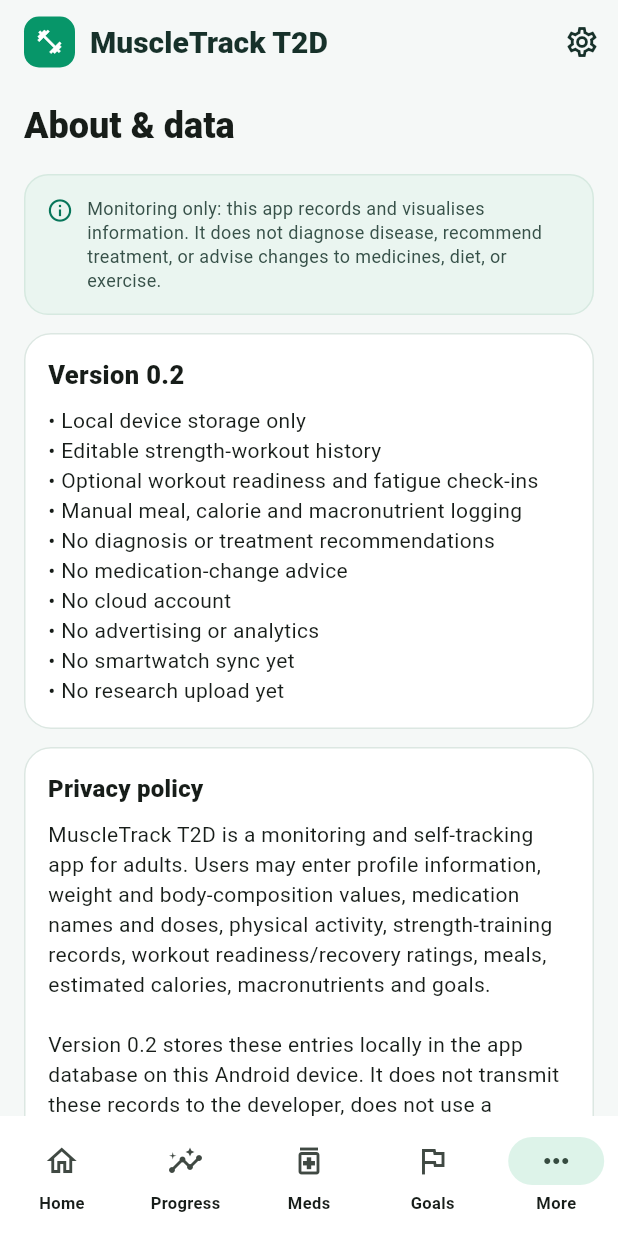
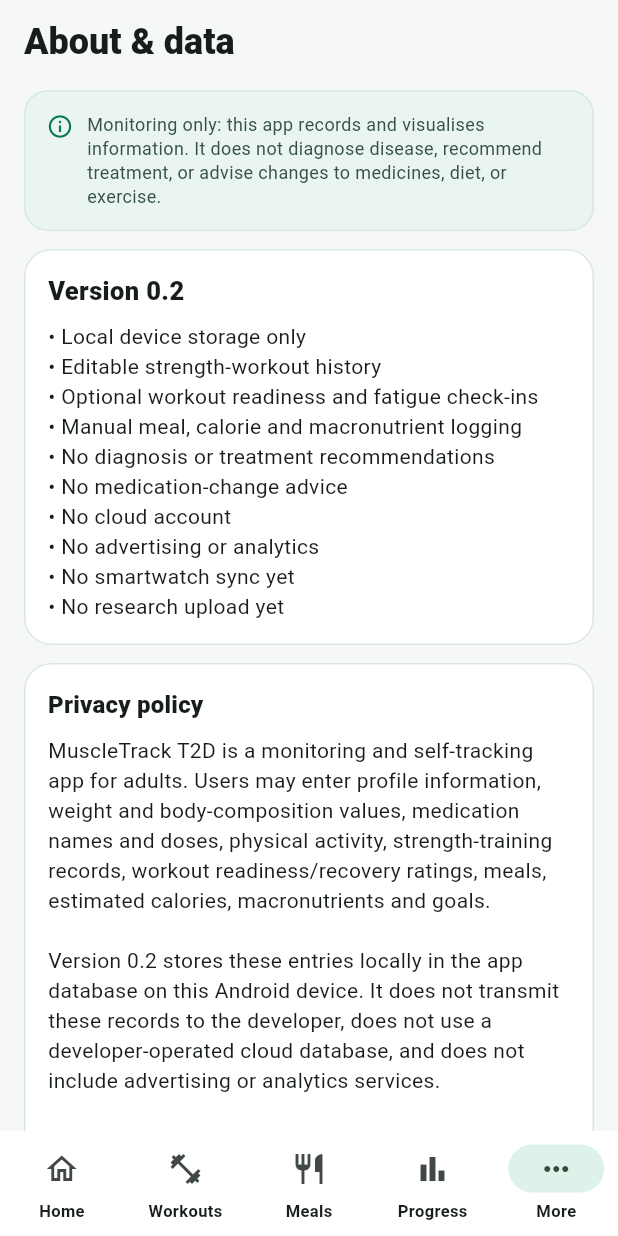
Before and after one commit to amarpalsidhubrar-svg/muscletrack-t2d, a Flutter app: the AppShell screen opened directly with empty values, item 5 of the bottom bar chosen, on a phone screen of 412 x 824 dp. Run offline on Flutter 3.47's test engine with Material 3 defaults, Android fonts, the phone set to English and light mode, and no system bars; our stand-ins replace sqflite; accounts and stored records are empty.

Commit message:
Redesign bottom navigation for dashboard mockup

```diff
--- a/lib/screens/app_shell.dart
+++ b/lib/screens/app_shell.dart
@@ -2,10 +2,10 @@
 
 import '../app_store.dart';
 import 'about_screen.dart';
-import 'goals_screen.dart';
 import 'home_screen.dart';
-import 'medications_screen.dart';
+import 'meal_log_screen.dart';
 import 'progress_screen.dart';
+import 'workout_history_screen.dart';
 
 class AppShell extends StatefulWidget {
   final AppStore store;
@@ -22,48 +22,47 @@
   Widget build(BuildContext context) {
     final pages = [
       HomeScreen(store: widget.store),
+      WorkoutHistoryScreen(store: widget.store),
+      MealLogScreen(store: widget.store),
       ProgressScreen(store: widget.store),
-      MedicationsScreen(store: widget.store),
-      GoalsScreen(store: widget.store),
       AboutScreen(store: widget.store),
     ];
 
     return Scaffold(
-      appBar: AppBar(
-        title: Row(
-          mainAxisSize: MainAxisSize.min,
-          children: [
-            Container(
-              width: 34,
-              height: 34,
-              decoration: BoxDecoration(
-                color: const Color(0xFF079669),
-                borderRadius: BorderRadius.circular(10),
-              ),
-              child: const Icon(Icons.fitness_center, color: Colors.white, size: 19),
-            ),
-            const SizedBox(width: 10),
-            const Text('MuscleTrack T2D'),
-          ],
-        ),
-        actions: [
-          IconButton(
-            tooltip: 'About and settings',
-            onPressed: () => setState(() => _index = 4),
-            icon: const Icon(Icons.settings_outlined),
-          ),
-        ],
+      body: SafeArea(
+        bottom: false,
+        child: IndexedStack(index: _index, children: pages),
       ),
-      body: IndexedStack(index: _index, children: pages),
       bottomNavigationBar: NavigationBar(
+        height: 70,
         selectedIndex: _index,
         onDestinationSelected: (value) => setState(() => _index = value),
         destinations: const [
-          NavigationDestination(icon: Icon(Icons.home_outlined), selectedIcon: Icon(Icons.home), label: 'Home'),
-          NavigationDestination(icon: Icon(Icons.insights_outlined), selectedIcon: Icon(Icons.insights), label: 'Progress'),
-          NavigationDestination(icon: Icon(Icons.medication_outlined), selectedIcon: Icon(Icons.medication), label: 'Meds'),
-          NavigationDestination(icon: Icon(Icons.flag_outlined), selectedIcon: Icon(Icons.flag), label: 'Goals'),
-          NavigationDestination(icon: Icon(Icons.more_horiz), selectedIcon: Icon(Icons.more_horiz), label: 'More'),
+          NavigationDestination(
+            icon: Icon(Icons.home_outlined),
+            selectedIcon: Icon(Icons.home_rounded),
+            label: 'Home',
+          ),
+          NavigationDestination(
+            icon: Icon(Icons.fitness_center_outlined),
+            selectedIcon: Icon(Icons.fitness_center_rounded),
+            label: 'Workouts',
+          ),
+          NavigationDestination(
+            icon: Icon(Icons.restaurant_outlined),
+            selectedIcon: Icon(Icons.restaurant_rounded),
+            label: 'Meals',
+          ),
+          NavigationDestination(
+            icon: Icon(Icons.bar_chart_outlined),
+            selectedIcon: Icon(Icons.bar_chart_rounded),
+            label: 'Progress',
+          ),
+          NavigationDestination(
+            icon: Icon(Icons.more_horiz_rounded),
+            selectedIcon: Icon(Icons.more_horiz_rounded),
+            label: 'More',
+          ),
         ],
       ),
     );
```
